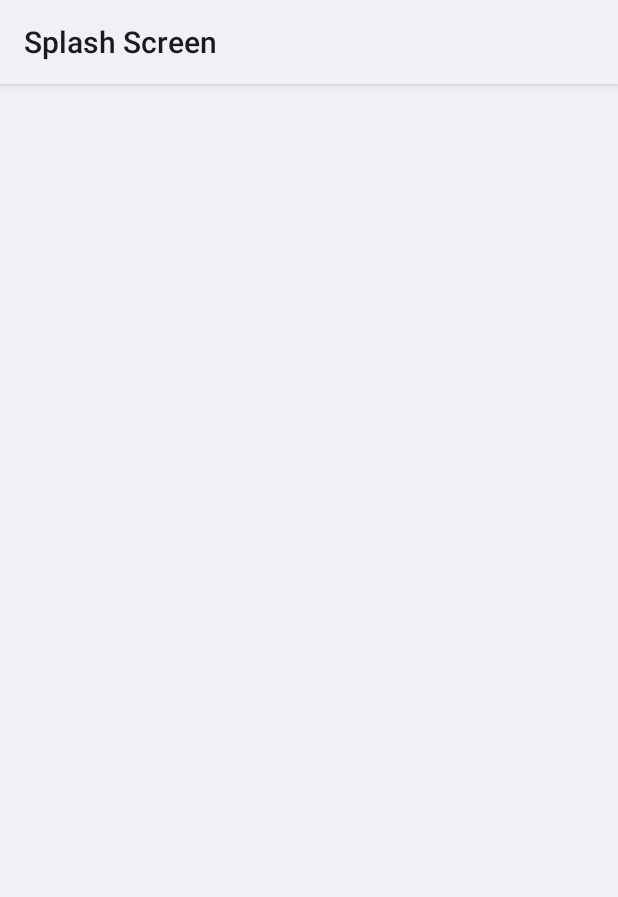
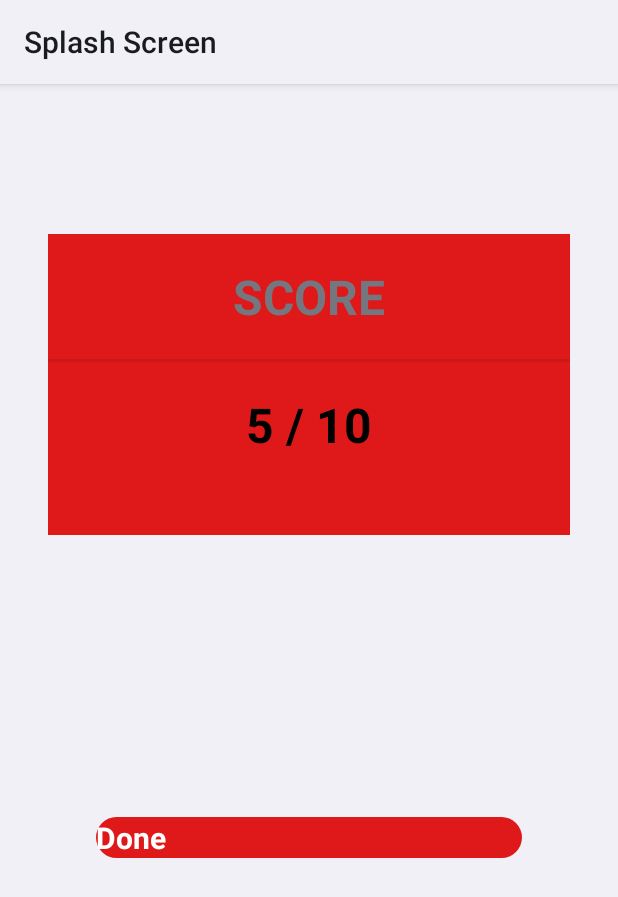
Before and after one commit to jleenaife/EcoNiceApp, an Android app: the layout activity_score.xml on its own in the app's theme, with its tools: preview values and no code run, on a phone screen of 412 x 824 dp. Shown: the top 897 px of the screen. Run offline under Robolectric (Android 15) with nearby library versions, the phone set to English and light mode, and no system bars.

Commit message:
quiz game (unfinished 4) part 7 vid

```diff
--- a/app/src/main/java/com/example/splashscreen/QuestionActivity.java
+++ b/app/src/main/java/com/example/splashscreen/QuestionActivity.java
@@ -24,6 +24,7 @@ public class QuestionActivity extends AppCompatActivity implements View.OnClickL
     private List<Question> questionList;
     private int quesNum;
     private CountDownTimer countDown;
+    private int score;
 
     @Override
     protected void onCreate(Bundle savedInstanceState) {
@@ -41,6 +42,8 @@ public class QuestionActivity extends AppCompatActivity implements View.OnClickL
         option2.setOnClickListener(this);
 
         getQuestionList();
+
+        score = 0;
     }
     private void getQuestionList()
     {
@@ -121,6 +124,7 @@ public class QuestionActivity extends AppCompatActivity implements View.OnClickL
         {
             //Right Answer
             ((Button)view).setBackgroundTintList(ColorStateList.valueOf(Color.GREEN));
+            score++;
         }
         else
         {
@@ -167,6 +171,7 @@ public class QuestionActivity extends AppCompatActivity implements View.OnClickL
         {
             // Go to Score Activity
             Intent intent = new Intent(QuestionActivity.this,ScoreActivity.class);
+            intent.putExtra("SCORE", String.valueOf(score) + "/" + String.valueOf(questionList.size()));
             startActivity(intent);
             QuestionActivity.this.finish();
         }
--- a/app/src/main/res/layout/activity_score.xml
+++ b/app/src/main/res/layout/activity_score.xml
@@ -6,4 +6,64 @@
     android:layout_height="match_parent"
     tools:context=".ScoreActivity">
 
+    <LinearLayout
+        android:id="@+id/linearLayout3"
+        android:layout_width="0dp"
+        android:layout_height="wrap_content"
+        android:layout_marginStart="32dp"
+        android:layout_marginTop="100dp"
+        android:layout_marginEnd="32dp"
+        android:background="@color/colorPrimary"
+        android:orientation="vertical"
+        android:paddingBottom="32dp"
+        app:layout_constraintEnd_toEndOf="parent"
+        app:layout_constraintStart_toStartOf="parent"
+        app:layout_constraintTop_toTopOf="parent">
+
+        <TextView
+            android:id="@+id/textView"
+            android:layout_width="match_parent"
+            android:layout_height="wrap_content"
+            android:layout_margin="20dp"
+            android:gravity="center"
+            android:text="SCORE"
+            android:textSize="32sp"
+            android:textStyle="bold" />
+
+        <View
+            android:id="@+id/divider"
+            android:layout_width="match_parent"
+            android:layout_height="2dp"
+            android:background="?android:attr/listDivider" />
+
+        <TextView
+            android:id="@+id/sa_score"
+            android:layout_width="match_parent"
+            android:layout_height="wrap_content"
+            android:gravity="center"
+            android:text="5 / 10"
+            android:layout_margin="20dp"
+            android:textColor="@android:color/black"
+            android:textSize="32sp"
+            android:textStyle="bold" />
+    </LinearLayout>
+
+    <androidx.appcompat.widget.AppCompatButton
+        android:id="@+id/sa_done"
+        android:layout_width="0dp"
+        android:layout_height="wrap_content"
+        android:layout_marginStart="64dp"
+        android:layout_marginEnd="64dp"
+        android:layout_marginBottom="64dp"
+        android:background="@drawable/round_corner"
+        android:backgroundTint="@color/colorPrimary"
+        android:text="Done"
+        android:textColor="@color/colorAccent"
+        android:textStyle="bold"
+        android:textSize="20sp"
+        app:layout_constraintBottom_toBottomOf="parent"
+        app:layout_constraintEnd_toEndOf="parent"
+        app:layout_constraintHorizontal_bias="0.497"
+        app:layout_constraintStart_toStartOf="parent"
+        app:layout_constraintTop_toBottomOf="@+id/linearLayout3" />
 </androidx.constraintlayout.widget.ConstraintLayout>
```
Also changed, not shown: app/src/main/java/com/example/splashscreen/ScoreActivity.java (+23 -0 lines), app/src/main/res/layout/activity_homepage.xml (+0 -18 lines).
